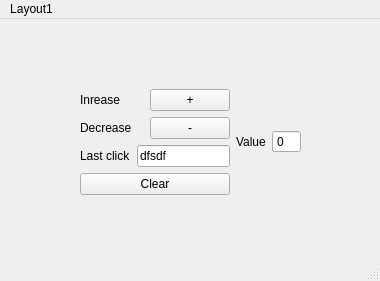
Qt form Task_3/testDesignerProject/mainwindow.ui (Grigorii-Loskutov/Qt_projects) before a commit.
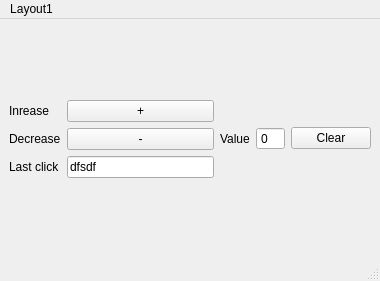
The same form after that commit.

What changed in the file:
```diff
--- a/Task_3/testDesignerProject/mainwindow.ui
+++ b/Task_3/testDesignerProject/mainwindow.ui
@@ -10,70 +10,61 @@
     <height>281</height>
    </rect>
   </property>
+  <property name="sizePolicy">
+   <sizepolicy hsizetype="Minimum" vsizetype="Minimum">
+    <horstretch>0</horstretch>
+    <verstretch>0</verstretch>
+   </sizepolicy>
+  </property>
   <property name="windowTitle">
    <string>MainWindow</string>
   </property>
   <widget class="QWidget" name="centralwidget">
-   <widget class="QWidget" name="">
-    <property name="geometry">
-     <rect>
-      <x>80</x>
-      <y>70</y>
-      <width>221</width>
-      <height>106</height>
-     </rect>
-    </property>
-    <layout class="QHBoxLayout" name="horizontalLayout_5">
-     <item>
-      <layout class="QVBoxLayout" name="verticalLayout_2">
-       <item>
-        <layout class="QVBoxLayout" name="verticalLayout">
-         <item>
-          <layout class="QHBoxLayout" name="horizontalLayout">
-           <item>
+   <property name="sizePolicy">
+    <sizepolicy hsizetype="MinimumExpanding" vsizetype="MinimumExpanding">
+     <horstretch>0</horstretch>
+     <verstretch>0</verstretch>
+    </sizepolicy>
+   </property>
+   <layout class="QGridLayout" name="gridLayout_3">
+    <item row="0" column="0">
+     <layout class="QGridLayout" name="gridLayout">
+      <item row="0" column="0">
             <widget class="QLabel" name="plusLable">
              <property name="text">
               <string>Inrease</string>
              </property>
             </widget>
            </item>
-           <item>
+      <item row="0" column="1">
             <widget class="QPushButton" name="plusButton">
              <property name="text">
               <string>+</string>
              </property>
             </widget>
            </item>
-          </layout>
-         </item>
-         <item>
-          <layout class="QHBoxLayout" name="horizontalLayout_2">
-           <item>
+      <item row="1" column="0">
             <widget class="QLabel" name="minusLabel">
              <property name="text">
               <string>Decrease</string>
              </property>
             </widget>
            </item>
-           <item>
+      <item row="1" column="1">
             <widget class="QPushButton" name="minusButton">
              <property name="text">
               <string>-</string>
              </property>
             </widget>
            </item>
-          </layout>
-         </item>
-         <item>
-          <layout class="QHBoxLayout" name="horizontalLayout_3">
-           <item>
+      <item row="2" column="0">
             <widget class="QLabel" name="minusLabel_2">
              <property name="text">
               <string>Last click</string>
              </property>
             </widget>
            </item>
-           <item>
+      <item row="2" column="1">
             <widget class="QLineEdit" name="lineEdit">
              <property name="text">
               <string>dfsdf</string>
@@ -82,27 +73,16 @@
            </item>
           </layout>
          </item>
-        </layout>
-       </item>
-       <item>
-        <widget class="QPushButton" name="minusButton_2">
-         <property name="text">
-          <string>Clear</string>
-         </property>
-        </widget>
-       </item>
-      </layout>
-     </item>
-     <item>
-      <layout class="QHBoxLayout" name="horizontalLayout_4">
-       <item>
+    <item row="0" column="1">
+     <layout class="QGridLayout" name="gridLayout_2">
+      <item row="0" column="0">
         <widget class="QLabel" name="plusLable_2">
          <property name="text">
           <string>Value</string>
          </property>
         </widget>
        </item>
-       <item>
+      <item row="0" column="1">
         <widget class="QSpinBox" name="setValue">
          <property name="readOnly">
           <bool>true</bool>
@@ -115,10 +95,16 @@
          </property>
         </widget>
        </item>
-      </layout>
-     </item>
-    </layout>
-   </widget>
+      <item row="0" column="2">
+       <widget class="QPushButton" name="minusButton_2">
+        <property name="text">
+         <string>Clear</string>
+        </property>
+       </widget>
+      </item>
+     </layout>
+    </item>
+   </layout>
   </widget>
   <widget class="QStatusBar" name="statusbar"/>
   <widget class="QMenuBar" name="menubar">
```
Lines whose indentation alone changed are shown as unchanged.
